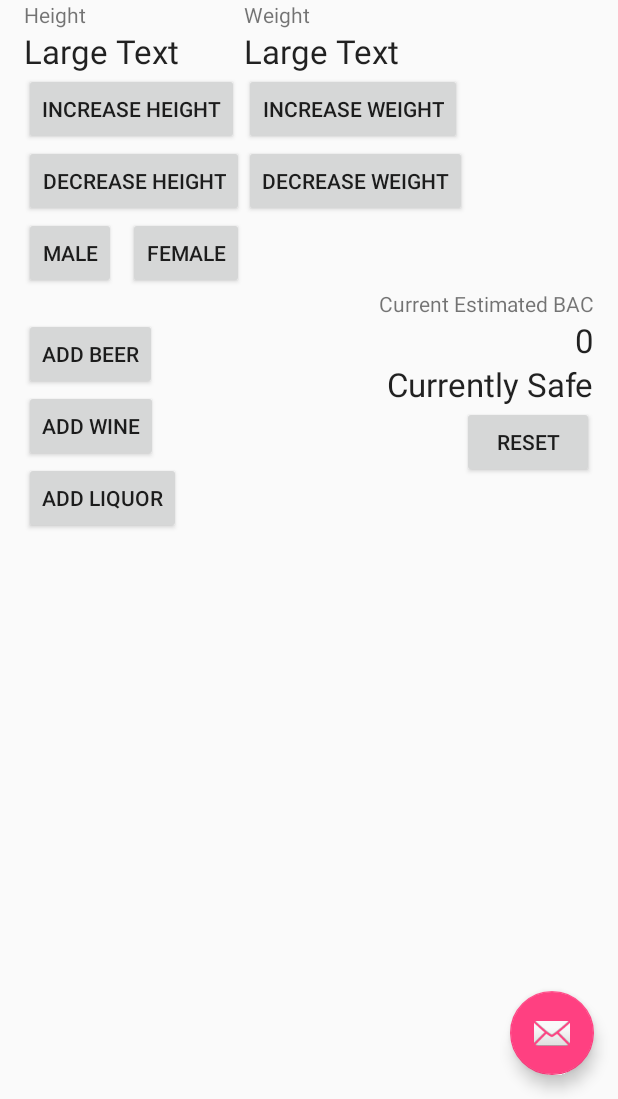
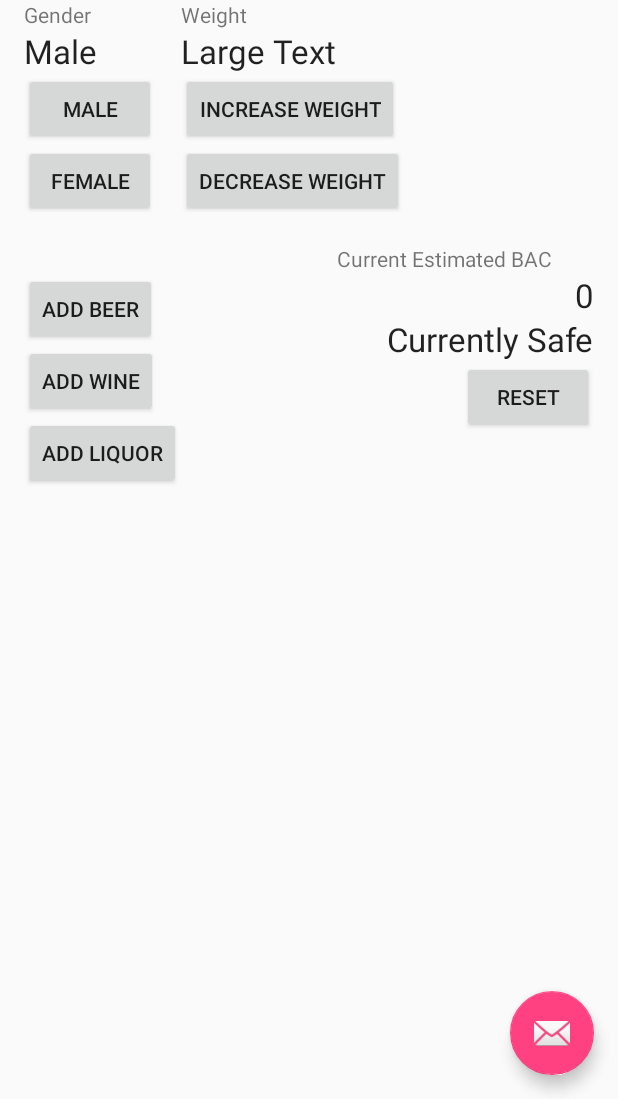
Before and after one commit to hongdazeng/BACalert, an Android app: the screen it shows after launch (MainActivity), on a phone screen of 412 x 824 dp, the part 137-1236 px from its top. Run offline under Robolectric (Android 15) with nearby library versions, the phone set to English and light mode, and no system bars.

Commit message:
Fix layout

```diff
--- a/app/src/main/res/layout/content_main.xml
+++ b/app/src/main/res/layout/content_main.xml
@@ -16,7 +16,7 @@
     <TextView
         android:layout_width="wrap_content"
         android:layout_height="wrap_content"
-        android:text="Height"
+        android:text="Gender"
         android:id="@+id/textView"
         android:layout_below="@+id/textView2"
         android:layout_alignParentStart="true" />
@@ -26,13 +26,13 @@
         android:layout_height="wrap_content"
         android:text="Weight"
         android:id="@+id/textView4"
-        android:layout_alignTop="@+id/textView"
-        android:layout_alignStart="@+id/buttonIncreaseWeight" />
+        android:layout_above="@+id/textView5"
+        android:layout_toEndOf="@+id/button5" />
 
     <Button
         android:layout_width="wrap_content"
         android:layout_height="wrap_content"
-        android:text="Increase Height"
+        android:text="Male"
         android:id="@+id/buttonIncreaseHeight"
         android:layout_below="@+id/textView3"
         android:layout_alignParentStart="true" />
@@ -40,7 +40,7 @@
     <Button
         android:layout_width="wrap_content"
         android:layout_height="wrap_content"
-        android:text="Decrease Height"
+        android:text="Female"
         android:id="@+id/buttonDecreaseHeight"
         android:layout_below="@+id/buttonIncreaseHeight"
         android:layout_alignParentStart="true" />
@@ -50,8 +50,8 @@
         android:layout_height="wrap_content"
         android:text="Increase Weight"
         android:id="@+id/buttonIncreaseWeight"
-        android:layout_alignTop="@+id/buttonIncreaseHeight"
-        android:layout_toEndOf="@+id/buttonDecreaseHeight" />
+        android:layout_above="@+id/buttonDecreaseWeight"
+        android:layout_alignStart="@+id/textView5" />
 
     <Button
         android:layout_width="wrap_content"
@@ -61,31 +61,14 @@
         android:layout_alignBottom="@+id/buttonDecreaseHeight"
         android:layout_alignStart="@+id/buttonIncreaseWeight" />
 
-    <Button
-        style="?android:attr/buttonStyleSmall"
-        android:layout_width="wrap_content"
-        android:layout_height="wrap_content"
-        android:text="Male"
-        android:id="@+id/button"
-        android:layout_below="@+id/buttonDecreaseHeight"
-        android:layout_alignParentStart="true" />
-
-    <Button
-        style="?android:attr/buttonStyleSmall"
-        android:layout_width="wrap_content"
-        android:layout_height="wrap_content"
-        android:text="Female"
-        android:id="@+id/button2"
-        android:layout_alignTop="@+id/button"
-        android:layout_toStartOf="@+id/buttonDecreaseWeight" />
-
     <TextView
         android:layout_width="wrap_content"
         android:layout_height="wrap_content"
         android:text="Current Estimated BAC"
         android:id="@+id/textView6"
-        android:layout_below="@+id/button2"
-        android:layout_alignParentEnd="true" />
+        android:layout_below="@+id/buttonDecreaseWeight"
+        android:layout_toEndOf="@+id/textView5"
+        android:layout_marginTop="18dp" />
 
     <TextView
         android:layout_width="wrap_content"
@@ -100,7 +83,7 @@
         android:layout_width="wrap_content"
         android:layout_height="wrap_content"
         android:textAppearance="?android:attr/textAppearanceLarge"
-        android:text="Large Text"
+        android:text="Male"
         android:id="@+id/textView3"
         android:layout_below="@+id/textView"
         android:layout_alignParentStart="true" />
@@ -111,8 +94,8 @@
         android:textAppearance="?android:attr/textAppearanceLarge"
         android:text="Large Text"
         android:id="@+id/textView5"
-        android:layout_alignBottom="@+id/textView3"
-        android:layout_alignStart="@+id/buttonIncreaseWeight" />
+        android:layout_above="@+id/buttonIncreaseWeight"
+        android:layout_alignStart="@+id/textView4" />
 
     <Button
         android:layout_width="wrap_content"
```
